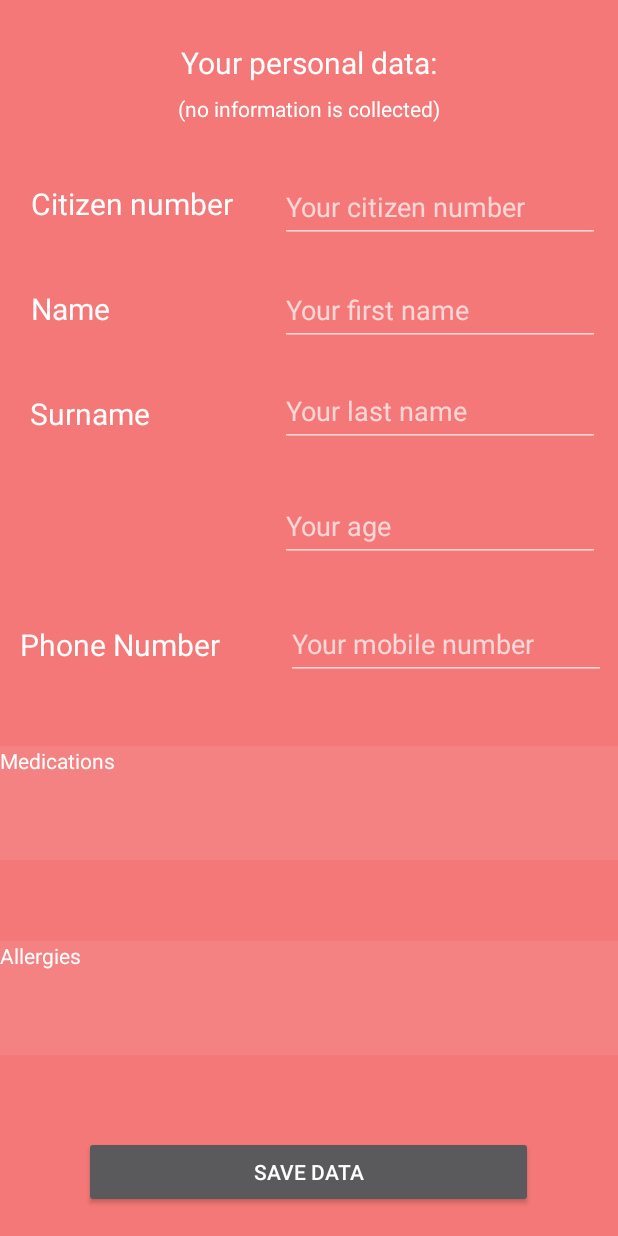
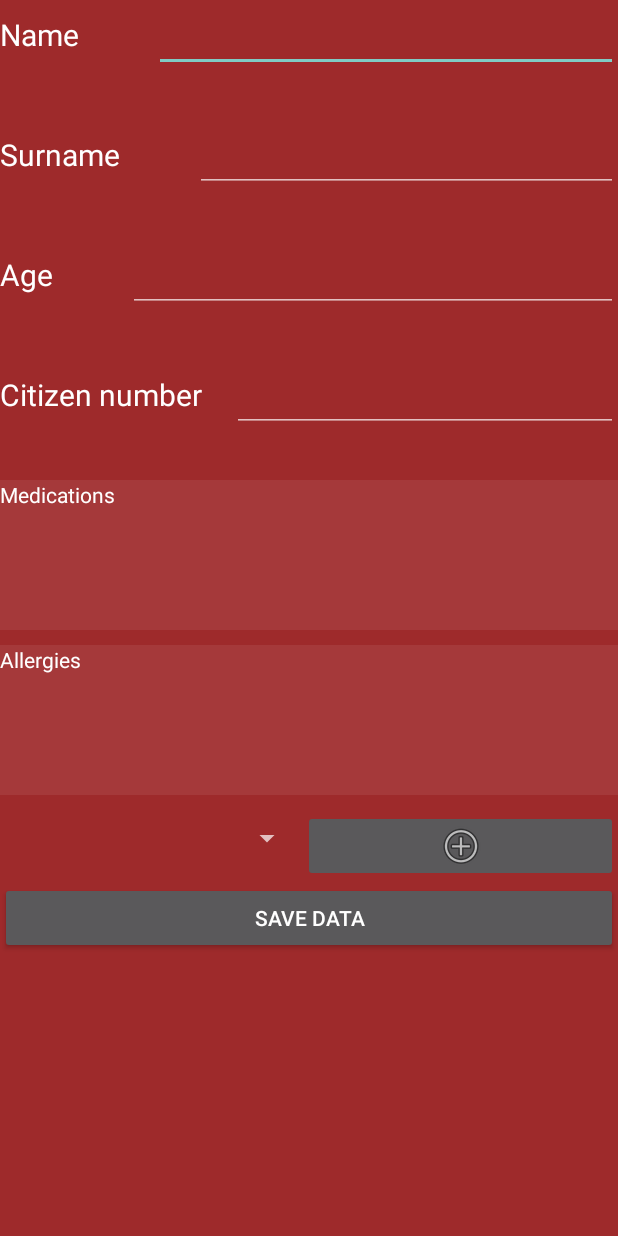
Before and after one commit to IvanBitunjac/Project112, an Android app: the UserData_Activity screen opened directly, with no data from a screen before it, on a phone screen of 412 x 824 dp. Run offline under Robolectric (Android 15) with nearby library versions, the phone set to English and light mode, and no system bars.

Commit message:
edited user data activity

```diff
--- a/app/src/main/java/com/example/project112/UserData_Activity.java
+++ b/app/src/main/java/com/example/project112/UserData_Activity.java
@@ -29,11 +29,7 @@ public class UserData_Activity extends AppCompatActivity {
     private EditText firstName;
     private EditText lastName;
     private EditText citizenNumber;
-    private EditText dateOfBirth;
-    private EditText countryOfBirth;
     private EditText age;
-    private EditText mobilePhoneNum;
-    private EditText housePhoneNum;
 
     //User data
     SharedPreferences userData;
@@ -48,7 +44,6 @@ public class UserData_Activity extends AppCompatActivity {
         lastName = findViewById(R.id.editTextSurname);
         citizenNumber = findViewById(R.id.editTextCitizenNum);
         age = findViewById(R.id.editTextAge);
-        mobilePhoneNum = findViewById(R.id.editTextPhoneNum);
 
         userData = getSharedPreferences("UserDataPreferences", Context.MODE_PRIVATE);
 
@@ -63,7 +58,6 @@ public class UserData_Activity extends AppCompatActivity {
         userDataEditor.putString("lastName", lastName.getText().toString());
         userDataEditor.putString("citizenNumber", citizenNumber.getText().toString());
         userDataEditor.putString("age", age.getText().toString());
-        userDataEditor.putString("mobilePhoneNumber", mobilePhoneNum.getText().toString());
 
         if(userDataEditor.commit()){
             Toast.makeText(this, "Data saved successfully!", Toast.LENGTH_SHORT).show();
@@ -79,7 +73,6 @@ public class UserData_Activity extends AppCompatActivity {
         lastName.setText(userData.getString("lastName", ""));
         citizenNumber.setText(userData.getString("citizenNumber", ""));
         age.setText(userData.getString("age", ""));
-        mobilePhoneNum.setText(userData.getString("mobilePhoneNumber", ""));
     }
 
 }
--- a/app/src/main/res/layout/activity_user_data.xml
+++ b/app/src/main/res/layout/activity_user_data.xml
@@ -1,16 +1,146 @@
 <?xml version="1.0" encoding="utf-8"?>
-<androidx.constraintlayout.widget.ConstraintLayout xmlns:android="http://schemas.android.com/apk/res/android"
+<LinearLayout xmlns:android="http://schemas.android.com/apk/res/android"
     xmlns:app="http://schemas.android.com/apk/res-auto"
     xmlns:tools="http://schemas.android.com/tools"
     android:layout_width="match_parent"
     android:layout_height="match_parent"
-    android:background="#f57878"
+    android:background="#9E2A2B"
+    android:orientation="vertical"
     tools:context=".UserData_Activity">
+
+    <LinearLayout
+        android:layout_width="match_parent"
+        android:layout_height="match_parent"
+        android:orientation="vertical">
+
+        <LinearLayout
+            android:layout_width="match_parent"
+            android:layout_height="80dp"
+            android:orientation="horizontal">
+
+            <TextView
+                android:id="@+id/textViewName"
+                android:layout_width="wrap_content"
+                android:layout_height="wrap_content"
+                android:layout_marginRight="50dp"
+                android:text="@string/name"
+                android:textAlignment="gravity"
+                android:textColor="#FFFFFF"
+                android:textSize="20sp" />
+
+            <EditText
+                android:id="@+id/editTextName"
+                android:layout_width="match_parent"
+                android:layout_height="wrap_content"
+                android:ems="10"
+                android:gravity="center"
+                android:inputType="textPersonName"
+                android:minHeight="48dp"
+                android:paddingRight="10dp" />
+
+        </LinearLayout>
+
+        <LinearLayout
+            android:layout_width="match_parent"
+            android:layout_height="80dp">
+
+            <TextView
+                android:id="@+id/textViewSurname"
+                android:layout_width="wrap_content"
+                android:layout_height="wrap_content"
+                android:layout_marginRight="50dp"
+                android:gravity="center|left"
+                android:text="@string/surname"
+                android:textAlignment="gravity"
+                android:textColor="#FFFFFF"
+                android:textSize="20sp" />
+
+            <EditText
+                android:id="@+id/editTextSurname"
+                android:layout_width="match_parent"
+                android:layout_height="wrap_content"
+                android:ems="10"
+                android:gravity="center"
+                android:inputType="textPersonName"
+                android:minHeight="48dp"
+                android:paddingRight="10dp" />
+        </LinearLayout>
+
+        <LinearLayout
+            android:layout_width="match_parent"
+            android:layout_height="80dp">
+
+            <TextView
+                android:id="@+id/textViewAge"
+                android:layout_width="wrap_content"
+                android:layout_height="wrap_content"
+                android:layout_marginRight="50dp"
+                android:gravity="center|left"
+                android:text="@string/age"
+                android:textAlignment="gravity"
+                android:textColor="#FFFFFF"
+                android:textSize="20sp" />
+
+            <EditText
+                android:id="@+id/editTextAge"
+                android:layout_width="match_parent"
+                android:layout_height="wrap_content"
+                android:ems="10"
+                android:gravity="center"
+                android:inputType="number"
+                android:minHeight="48dp"
+                android:paddingRight="10dp" />
+        </LinearLayout>
+
+        <LinearLayout
+            android:layout_width="match_parent"
+            android:layout_height="80dp">
+
+            <TextView
+                android:id="@+id/textViewCitizenNum"
+                android:layout_width="wrap_content"
+                android:layout_height="wrap_content"
+                android:layout_marginEnd="20dp"
+                android:layout_marginRight="50dp"
+                android:gravity="center|left"
+                android:text="@string/citizenNumber"
+                android:textAlignment="gravity"
+                android:textColor="#FFFFFF"
+                android:textSize="20sp" />
+
+            <EditText
+                android:id="@+id/editTextCitizenNum"
+                android:layout_width="match_parent"
+                android:layout_height="wrap_content"
+                android:ems="10"
+                android:gravity="center"
+                android:inputType="textPersonName"
+                android:minHeight="48dp"
+                android:paddingRight="10dp" />
+
+        </LinearLayout>
+
+        <LinearLayout
+            android:layout_width="match_parent"
+            android:layout_height="match_parent"
+            android:orientation="vertical">
+
+            <EditText
+                android:id="@+id/editTextTextPersonName"
+                android:layout_width="412dp"
+                android:layout_height="100dp"
+                android:background="@android:drawable/divider_horizontal_dark"
+                android:ems="10"
+                android:gravity="left"
+                android:inputType="textPersonName"
+                android:text="@string/medications"
+                android:textColor="#FFFFFF"
+                android:textSize="14sp" />
 
             <EditText
                 android:id="@+id/editTextTextPersonName2"
                 android:layout_width="412dp"
-        android:layout_height="76dp"
+                android:layout_height="100dp"
                 android:layout_marginTop="10dp"
                 android:layout_marginBottom="10dp"
                 android:background="@android:drawable/divider_horizontal_dark"
@@ -19,224 +149,35 @@
                 android:inputType="textPersonName"
                 android:text="@string/allergies"
                 android:textColor="#FFFFFF"
-        android:textSize="14sp"
-        app:layout_constraintBottom_toTopOf="@+id/buttonSaveData"
-        app:layout_constraintEnd_toEndOf="parent"
-        app:layout_constraintHorizontal_bias="0.0"
-        app:layout_constraintStart_toStartOf="parent"
-        app:layout_constraintTop_toBottomOf="@+id/editTextTextPersonName"
-        app:layout_constraintVertical_bias="1.0" />
+                android:textSize="14sp" />
 
-    <TextView
-        android:id="@+id/textViewPersonalData"
-        android:layout_width="201dp"
-        android:layout_height="30dp"
-        android:text="Your personal data:"
-        android:textAlignment="center"
-        android:textColor="#FFFFFF"
-        android:textSize="20sp"
-        app:layout_constraintBottom_toBottomOf="parent"
-        app:layout_constraintEnd_toEndOf="parent"
-        app:layout_constraintStart_toStartOf="parent"
-        app:layout_constraintTop_toTopOf="parent"
-        app:layout_constraintVertical_bias="0.035" />
+            <LinearLayout
+                android:layout_width="match_parent"
+                android:layout_height="48dp"
+                android:orientation="horizontal">
 
-    <TextView
-        android:id="@+id/textViewNoInfoGathered"
-        android:layout_width="201dp"
-        android:layout_height="30dp"
-        android:text="(no information is collected)"
-        android:textAlignment="center"
-        android:textColor="#FFFFFF"
-        android:textSize="14sp"
-        app:layout_constraintBottom_toBottomOf="parent"
-        app:layout_constraintEnd_toEndOf="parent"
-        app:layout_constraintStart_toStartOf="parent"
-        app:layout_constraintTop_toTopOf="parent"
-        app:layout_constraintVertical_bias="0.079" />
+                <Spinner
+                    android:id="@+id/spinner"
+                    android:layout_width="wrap_content"
+                    android:layout_height="38dp"
+                    android:layout_weight="1" />
 
-    <TextView
-        android:id="@+id/textViewSurname"
+                <ImageButton
+                    android:id="@+id/imageButton"
                     android:layout_width="wrap_content"
                     android:layout_height="wrap_content"
-        android:layout_marginStart="20dp"
-        android:gravity="center|left"
-        android:text="@string/surname"
-        android:textAlignment="gravity"
-        android:textColor="#FFFFFF"
-        android:textSize="20sp"
-        app:layout_constraintBottom_toBottomOf="parent"
-        app:layout_constraintStart_toStartOf="parent"
-        app:layout_constraintTop_toTopOf="parent"
-        app:layout_constraintVertical_bias="0.329" />
-
-    <TextView
-        android:id="@+id/textViewAge"
-        android:layout_width="wrap_content"
-        android:layout_height="wrap_content"
-        android:layout_marginStart="120dp"
-        android:layout_marginEnd="170dp"
-        android:gravity="center|left"
-        android:text="@string/age"
-        android:textAlignment="gravity"
-        android:textColor="#FFFFFF"
-        android:textSize="20sp"
-        app:layout_constraintBottom_toBottomOf="parent"
-        app:layout_constraintEnd_toStartOf="@+id/editTextAge"
-        app:layout_constraintHorizontal_bias="0.694"
-        app:layout_constraintStart_toStartOf="parent"
-        app:layout_constraintTop_toTopOf="parent"
-        app:layout_constraintVertical_bias="0.424" />
-
-    <TextView
-        android:id="@+id/textViewMobileNum"
-        android:layout_width="wrap_content"
-        android:layout_height="wrap_content"
-        android:layout_marginEnd="44dp"
-        android:gravity="center|left"
-        android:text="@string/phoneNumber"
-        android:textAlignment="gravity"
-        android:textColor="#FFFFFF"
-        android:textSize="20sp"
-        app:layout_constraintBottom_toBottomOf="parent"
-        app:layout_constraintEnd_toStartOf="@+id/editTextPhoneNum"
-        app:layout_constraintHorizontal_bias="1.0"
-        app:layout_constraintStart_toStartOf="parent"
-        app:layout_constraintTop_toTopOf="parent"
-        app:layout_constraintVertical_bias="0.522" />
-
-    <TextView
-        android:id="@+id/textViewCitizenNum"
-        android:layout_width="wrap_content"
-        android:layout_height="wrap_content"
-        android:layout_marginEnd="20dp"
-        android:gravity="center|left"
-        android:text="@string/citizenNumber"
-        android:textAlignment="gravity"
-        android:textColor="#FFFFFF"
-        android:textSize="20sp"
-        app:layout_constraintBottom_toBottomOf="parent"
-        app:layout_constraintEnd_toStartOf="@+id/editTextCitizenNum"
-        app:layout_constraintHorizontal_bias="0.645"
-        app:layout_constraintStart_toStartOf="parent"
-        app:layout_constraintTop_toTopOf="parent"
-        app:layout_constraintVertical_bias="0.153" />
-
-    <TextView
-        android:id="@+id/textViewName"
-        android:layout_width="wrap_content"
-        android:layout_height="wrap_content"
-        android:layout_marginEnd="60dp"
-        android:gravity="center|left"
-        android:text="@string/name"
-        android:textAlignment="gravity"
-        android:textColor="#FFFFFF"
-        android:textSize="20sp"
-        app:layout_constraintBottom_toBottomOf="parent"
-        app:layout_constraintEnd_toStartOf="@+id/editTextName"
-        app:layout_constraintHorizontal_bias="0.277"
-        app:layout_constraintStart_toStartOf="parent"
-        app:layout_constraintTop_toTopOf="parent"
-        app:layout_constraintVertical_bias="0.241" />
-
-    <EditText
-        android:id="@+id/editTextPhoneNum"
-        android:layout_width="wrap_content"
-        android:layout_height="wrap_content"
-        android:layout_marginEnd="8dp"
-        android:ems="10"
-        android:hint="Your mobile number"
-        android:inputType="phone"
-        android:minHeight="48dp"
-        app:layout_constraintBottom_toBottomOf="parent"
-        app:layout_constraintEnd_toEndOf="parent"
-        app:layout_constraintTop_toTopOf="parent"
-        app:layout_constraintVertical_bias="0.522" />
-
-    <EditText
-        android:id="@+id/editTextSurname"
-        android:layout_width="wrap_content"
-        android:layout_height="wrap_content"
-        android:layout_marginEnd="12dp"
-        android:ems="10"
-        android:hint="Your last name"
-        android:inputType="textPersonName"
-        android:minHeight="48dp"
-        app:layout_constraintBottom_toBottomOf="parent"
-        app:layout_constraintEnd_toEndOf="parent"
-        app:layout_constraintTop_toTopOf="parent"
-        app:layout_constraintVertical_bias="0.322" />
-
-    <EditText
-        android:id="@+id/editTextName"
-        android:layout_width="wrap_content"
-        android:layout_height="wrap_content"
-        android:layout_marginEnd="12dp"
-        android:ems="10"
-        android:hint="Your first name"
-        android:inputType="textPersonName"
-        android:minHeight="48dp"
-        app:layout_constraintBottom_toBottomOf="parent"
-        app:layout_constraintEnd_toEndOf="parent"
-        app:layout_constraintTop_toTopOf="parent"
-        app:layout_constraintVertical_bias="0.235" />
-
-    <EditText
-        android:id="@+id/editTextCitizenNum"
-        android:layout_width="wrap_content"
-        android:layout_height="wrap_content"
-        android:layout_marginEnd="12dp"
-        android:ems="10"
-        android:hint="Your citizen number"
-        android:inputType="textPersonName"
-        android:minHeight="48dp"
-        app:layout_constraintBottom_toBottomOf="parent"
-        app:layout_constraintEnd_toEndOf="parent"
-        app:layout_constraintTop_toTopOf="parent"
-        app:layout_constraintVertical_bias="0.147" />
-
-    <EditText
-        android:id="@+id/editTextAge"
-        android:layout_width="wrap_content"
-        android:layout_height="wrap_content"
-        android:layout_marginEnd="12dp"
-        android:ems="10"
-        android:hint="Your age"
-        android:inputType="number"
-        android:minHeight="48dp"
-        app:layout_constraintBottom_toBottomOf="parent"
-        app:layout_constraintEnd_toEndOf="parent"
-        app:layout_constraintTop_toTopOf="parent"
-        app:layout_constraintVertical_bias="0.421" />
+                    android:layout_weight="1"
+                    app:srcCompat="@android:drawable/ic_menu_add" />
+            </LinearLayout>
 
             <Button
                 android:id="@+id/buttonSaveData"
-        android:layout_width="299dp"
+                android:layout_width="match_parent"
                 android:layout_height="48dp"
                 android:onClick="BtnSaveDataClicked"
-        android:text="Save data"
-        app:layout_constraintBottom_toBottomOf="parent"
-        app:layout_constraintEnd_toEndOf="parent"
-        app:layout_constraintHorizontal_bias="0.498"
-        app:layout_constraintStart_toStartOf="parent"
-        app:layout_constraintTop_toTopOf="parent"
-        app:layout_constraintVertical_bias="0.976" />
+                android:text="Save data" />
+        </LinearLayout>
 
-    <EditText
-        android:id="@+id/editTextTextPersonName"
-        android:layout_width="412dp"
-        android:layout_height="76dp"
-        android:background="@android:drawable/divider_horizontal_dark"
-        android:ems="10"
-        android:gravity="left"
-        android:inputType="textPersonName"
-        android:text="@string/medications"
-        android:textColor="#FFFFFF"
-        android:textSize="14sp"
-        app:layout_constraintBottom_toTopOf="@+id/editTextTextPersonName2"
-        app:layout_constraintEnd_toEndOf="parent"
-        app:layout_constraintHorizontal_bias="0.0"
-        app:layout_constraintStart_toStartOf="parent"
-        app:layout_constraintTop_toBottomOf="@+id/editTextPhoneNum" />
+    </LinearLayout>
 
-</androidx.constraintlayout.widget.ConstraintLayout>
+</LinearLayout>
--- a/app/src/main/res/values/strings.xml
+++ b/app/src/main/res/values/strings.xml
@@ -25,7 +25,7 @@
     <string name="immediatelyCalls112">Immediately calls 112</string>
     <string name="emergency">Emergency</string>
 
-    <string name="specificEmergency">Specific emergency:</string>
+    <string name="specificEmergency">Specific emergency</string>
     <string name="police">Police</string>
     <string name="hospital">Hospital</string>
     <string name="firebrigade">Firebrigade</string>
@@ -34,5 +34,8 @@
 
     <string name="fillPersonalData">Fill personal data</string>
 
+    <string name="saveData">Save data</string>
+
+
 
 </resources>
```
Also changed, not shown: 1 other file. Lines whose indentation alone changed are shown as unchanged.
